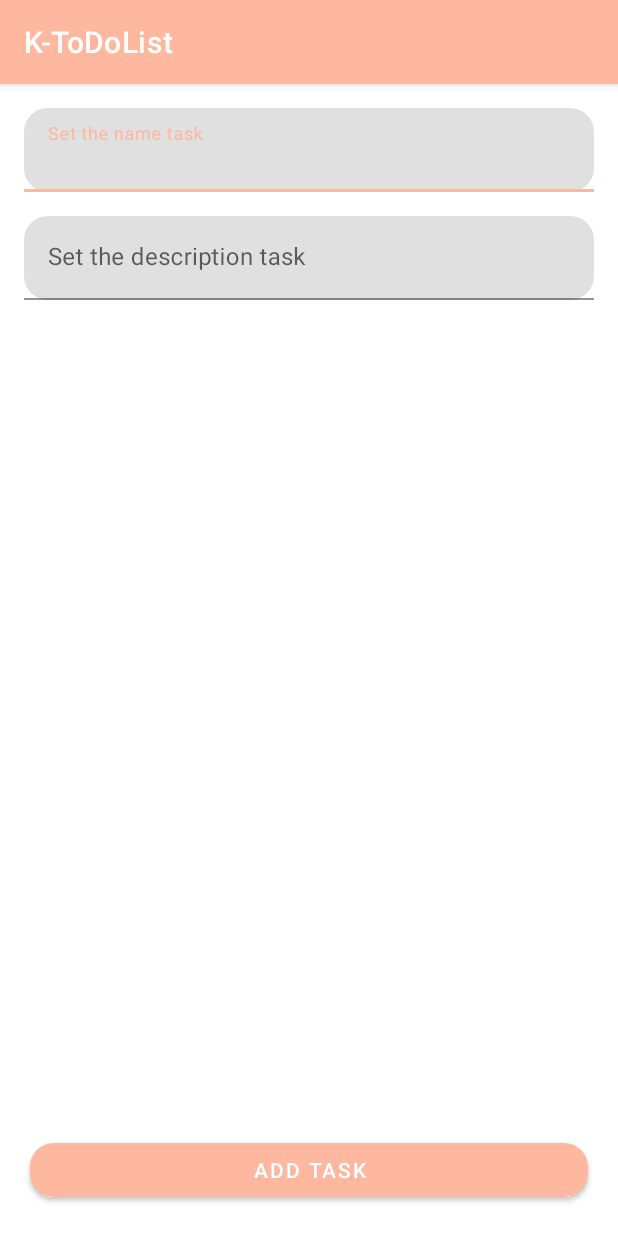
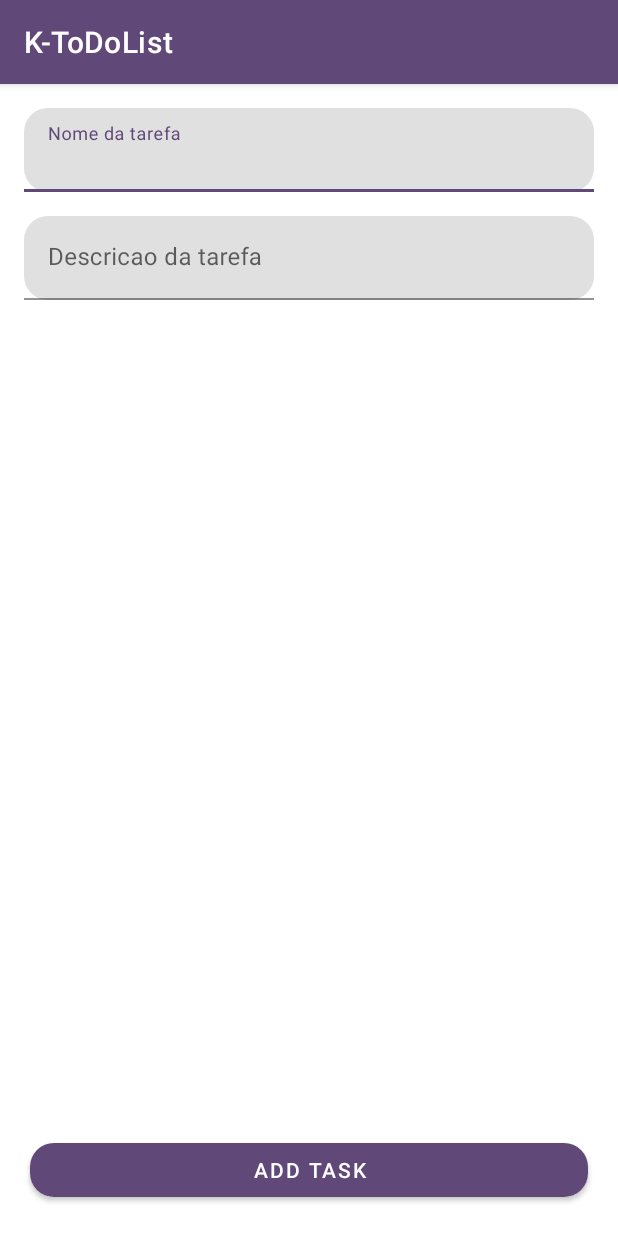
Before and after one commit to kelv-wav/K-ToDoList, an Android app: the InputTask screen opened directly, with no data from a screen before it, on a phone screen of 412 x 824 dp. Run offline under Robolectric (Android 15) with nearby library versions, the phone set to English and light mode, and no system bars.

Commit message:
adicionando o sistema de adicionar tasks

```diff
--- a/KToDoList/app/src/main/java/com/kel/k_todolist/Adapter.kt
+++ b/KToDoList/app/src/main/java/com/kel/k_todolist/AdapterTasks.kt
@@ -6,7 +6,7 @@ import android.view.ViewGroup
 import android.widget.TextView
 import androidx.recyclerview.widget.RecyclerView
 
-class Adapter ( private val tasks: List<Task>) : RecyclerView.Adapter<Adapter.ViewHolder>() {
+class AdapterTasks (private val tasks: List<Task>) : RecyclerView.Adapter<AdapterTasks.ViewHolder>() {
 
 
     inner class ViewHolder(itemView: View) : RecyclerView.ViewHolder(itemView) {
--- a/KToDoList/app/src/main/java/com/kel/k_todolist/InputTask.kt
+++ b/KToDoList/app/src/main/java/com/kel/k_todolist/InputTask.kt
@@ -1,16 +1,51 @@
 package com.kel.k_todolist
 
+import android.graphics.Color
 import android.os.Bundle
+import android.widget.Button
+import android.widget.TextView
 import androidx.activity.enableEdgeToEdge
 import androidx.appcompat.app.AppCompatActivity
 import androidx.core.view.ViewCompat
 import androidx.core.view.WindowInsetsCompat
+import com.google.android.material.button.MaterialButton
+import com.google.android.material.snackbar.Snackbar
+import com.google.android.material.textfield.TextInputEditText
 
 class InputTask : AppCompatActivity() {
     override fun onCreate(savedInstanceState: Bundle?) {
         super.onCreate(savedInstanceState)
         setContentView(R.layout.activity_input_task)
 
+        val dao = Dao()
+
+        val inputName = findViewById<TextInputEditText>(R.id.contentName)
+        val inputDesc = findViewById<TextInputEditText>(R.id.contentDesc)
+
+        val saveButton = findViewById<MaterialButton>(R.id.saveTaskButton)
+
+        saveButton.setOnClickListener {
+
+            val taskName = inputName.text.toString()
+            val descName = inputDesc.text.toString()
+
+            if(taskName.isNotEmpty() && descName.isNotEmpty()) {
+                val newTask = Task(taskName, descName)
+
+                dao.addTask(newTask)
+
+                finish()
+            } else {
+
+
+                Snackbar.make(saveButton, "Insira alguma tarefa!", Snackbar.LENGTH_SHORT).apply {
+                    view.setBackgroundColor(Color.RED)
+                    setTextColor(Color.WHITE)
+                    show()
+                }
+            }
+
+        }
 
     }
 }
--- a/KToDoList/app/src/main/res/layout/activity_input_task.xml
+++ b/KToDoList/app/src/main/res/layout/activity_input_task.xml
@@ -11,7 +11,7 @@
         android:id="@+id/nameLayout"
         android:layout_width="match_parent"
         android:layout_height="wrap_content"
-        android:hint="Set the name task"
+        android:hint="Nome da tarefa"
         android:layout_margin="16dp"
         app:layout_constraintTop_toTopOf="parent"
         app:layout_constraintStart_toStartOf="parent"
@@ -33,7 +33,7 @@
         android:id="@+id/descLayout"
         android:layout_width="0dp"
         android:layout_height="wrap_content"
-        android:hint="Set the description task"
+        android:hint="Descricao da tarefa"
         tools:ignore="MissingConstraints"
         android:layout_margin="16dp"
         app:layout_constraintTop_toBottomOf="@id/nameLayout"
@@ -58,6 +58,7 @@
 
 
     <com.google.android.material.button.MaterialButton
+        android:id="@+id/saveTaskButton"
         android:layout_width="0dp"
         android:layout_height="wrap_content"
         android:text="ADD TASK"
--- a/KToDoList/app/src/main/res/layout/activity_main.xml
+++ b/KToDoList/app/src/main/res/layout/activity_main.xml
@@ -27,12 +27,14 @@
         android:text="Add Task"
         android:contentDescription="botton for add tasks"
         android:layout_margin="16dp"
+        android:textColor="@color/white"
         android:layout_width="wrap_content"
         android:layout_height="wrap_content"
         android:clickable="true"
-        app:icon="@drawable/add_task_icon"
+        app:icon="@drawable/baseline_post_add_24"
+        app:iconTint="@color/white"
         app:layout_constraintEnd_toEndOf="parent"
         app:layout_constraintBottom_toBottomOf="parent"
-         />
+        />
 
 </androidx.constraintlayout.widget.ConstraintLayout>
--- a/KToDoList/app/src/main/res/values/colors.xml
+++ b/KToDoList/app/src/main/res/values/colors.xml
@@ -1,10 +1,10 @@
 <?xml version="1.0" encoding="utf-8"?>
 <resources>
-    <color name="purple_200">#fdcfbf</color>
-    <color name="purple_500">#feb89f</color>
-    <color name="purple_700">#e23d75</color>
-    <color name="teal_200">#5f0d3b</color>
-    <color name="teal_700">#742365</color>
+    <color name="purple_200">#906090</color>
+    <color name="purple_500">#604878</color>
+    <color name="purple_700">#483078</color>
+    <color name="teal_200">#301860</color>
+    <color name="teal_700">#001848</color>
     <color name="black">#FF000000</color>
     <color name="white">#FFFFFFFF</color>
 </resources>
```
Also changed, not shown: KToDoList/app/src/main/java/com/kel/k_todolist/Dao.kt (added, +16 -0 lines), KToDoList/app/src/main/java/com/kel/k_todolist/MainActivity.kt (+13 -17 lines), KToDoList/app/src/main/res/drawable/baseline_post_add_24.xml (added, +13 -0 lines).
